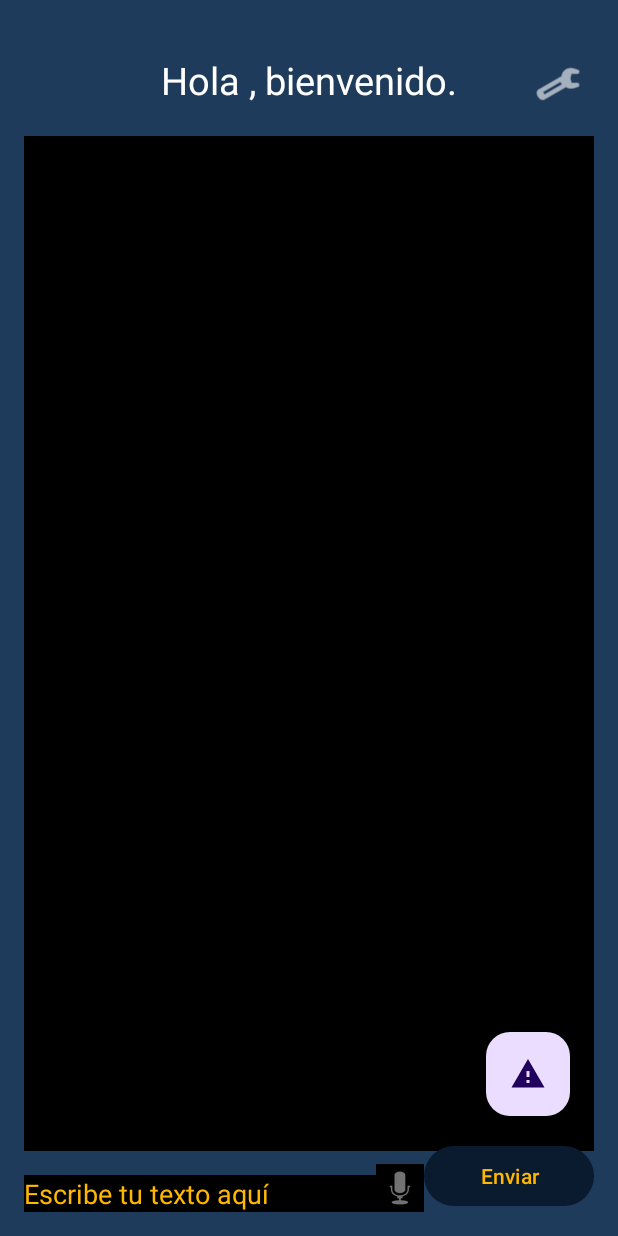
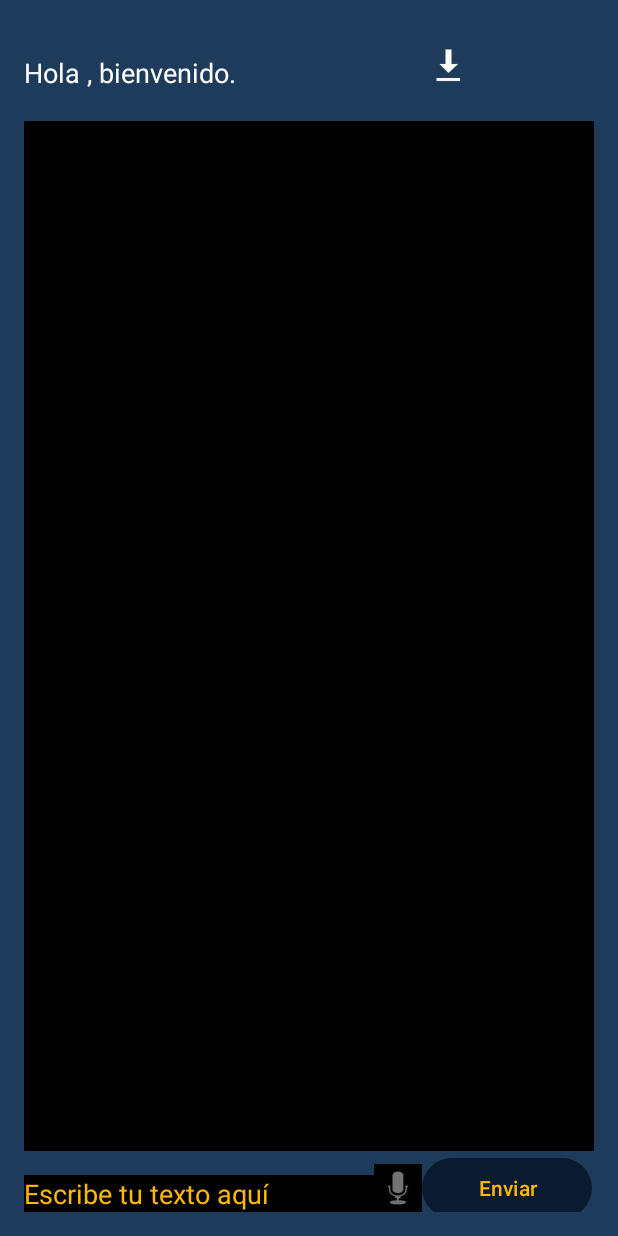
Before and after one commit to ProyectoAzamarCool/Proyecto, an Android app: the HomeActivity screen opened directly, with no data from a screen before it, on a phone screen of 412 x 824 dp. Run offline under Robolectric (Android 15) with nearby library versions, the phone set to English and light mode, and no system bars; our stand-ins replace Firebase (no records; nobody signed in at launch, a user with empty details on screens opened directly); libraries missing offline, so code that uses them is left out: com.google.ai.client.

Commit message:
ft(HomeActivity.kt):Se implementa la fileStream para descargar la conversación.

```diff
--- a/app/src/main/res/layout/activity_home.xml
+++ b/app/src/main/res/layout/activity_home.xml
@@ -1,6 +1,5 @@
 <?xml version="1.0" encoding="utf-8"?>
 <RelativeLayout xmlns:android="http://schemas.android.com/apk/res/android"
-    xmlns:app="http://schemas.android.com/apk/res-auto"
     xmlns:tools="http://schemas.android.com/tools"
     android:layout_width="match_parent"
     android:layout_height="match_parent"
@@ -8,33 +7,65 @@
     tools:context=".HomeActivity"
     android:background="@color/azul_medio">
 
-
     <TextView
         android:id="@+id/welcomeText"
         android:layout_width="wrap_content"
         android:layout_height="wrap_content"
-        android:layout_alignParentTop="true"
-        android:layout_centerHorizontal="true"
+        android:layout_alignParentStart="true"
         android:layout_marginTop="20dp"
-        android:textSize="25sp"
-        android:textColor="@color/white" />
+        android:textSize="18sp"
+        android:textColor="@color/white"
+        tools:text="Hola usuario, bienvenido." />
 
     <ImageButton
-        android:id="@+id/settings_button"
-        android:layout_width="48dp"
-        android:layout_height="48dp"
-        android:layout_alignParentTop="true"
+        android:id="@+id/download_button"
+        android:layout_width="wrap_content"
+        android:layout_height="wrap_content"
         android:layout_alignParentEnd="true"
-        android:layout_marginTop="16dp"
+        android:layout_marginTop="15dp"
+        android:layout_marginEnd="85dp"
         android:background="?attr/selectableItemBackgroundBorderless"
-        android:contentDescription="@string/configuracion"
-        android:src="@android:drawable/ic_menu_manage"
-        app:tint="@color/white" />
+        android:contentDescription="Descargar conversación"
+        android:src="@android:drawable/stat_sys_download"
+        android:tint="@color/white" />
+
+    <Button
+        android:id="@+id/send_button"
+        android:layout_width="113dp"
+        android:layout_height="wrap_content"
+        android:layout_alignParentEnd="true"
+        android:layout_alignParentBottom="true"
+        android:layout_marginEnd="1dp"
+        android:layout_marginBottom="-8dp"
+        android:text="Enviar"
+        android:textColor="@color/ambar" />
+
+    <ImageButton
+        android:id="@+id/voice_button"
+        android:layout_width="wrap_content"
+        android:layout_height="wrap_content"
+        android:layout_alignParentBottom="true"
+        android:layout_toStartOf="@+id/send_button"
+        android:src="@android:drawable/ic_btn_speak_now"
+        android:background="@color/black"
+        android:contentDescription="Entrada por voz" />
+
+    <EditText
+        android:id="@+id/prompt_input"
+        android:layout_width="match_parent"
+        android:layout_height="wrap_content"
+        android:layout_alignParentStart="true"
+        android:layout_alignParentBottom="true"
+        android:layout_toStartOf="@id/voice_button"
+        android:background="@color/black"
+        android:hint="Escribe tu texto aquí"
+        android:textColorHint="@color/ambar"
+        android:textColor="@color/ambar"/>
 
     <ScrollView
         android:layout_width="match_parent"
         android:layout_height="match_parent"
-        android:layout_above="@+id/prompt_input"
+        android:layout_above="@id/prompt_input"
         android:layout_below="@id/welcomeText"
         android:layout_marginTop="20dp"
         android:layout_marginBottom="16dp"
@@ -52,44 +83,4 @@
 
     </ScrollView>
 
-    <EditText
-        android:id="@+id/prompt_input"
-        android:layout_width="match_parent"
-        android:layout_height="wrap_content"
-        android:layout_alignParentBottom="true"
-        android:layout_toStartOf="@+id/voice_button"
-        android:background="@color/black"
-        android:hint="@string/escribe_tu_texto_aqu"
-        android:textColorHint="@color/ambar"
-        android:textColor="@color/ambar"/>
-
-    <ImageButton
-        android:id="@+id/voice_button"
-        android:layout_width="wrap_content"
-        android:layout_height="wrap_content"
-        android:layout_alignParentBottom="true"
-        android:layout_toStartOf="@+id/send_button"
-        android:src="@android:drawable/ic_btn_speak_now"
-        android:background="@color/black"
-        android:contentDescription="@string/entrada_por_voz" />
-
-    <Button
-        android:id="@+id/send_button"
-        android:layout_width="113dp"
-        android:layout_height="wrap_content"
-        android:layout_alignParentEnd="true"
-        android:layout_alignParentBottom="true"
-        android:text="@string/enviar"
-        android:textColor="@color/ambar" />
-    <com.google.android.material.floatingactionbutton.FloatingActionButton
-        android:id="@+id/fab_abogados"
-        android:layout_width="wrap_content"
-        android:layout_height="wrap_content"
-        android:layout_alignParentEnd="true"
-        android:layout_above="@id/send_button"
-        android:layout_marginEnd="16dp"
-        android:layout_marginBottom="16dp"
-        android:src="@drawable/ic_warning"
-        android:contentDescription="Ayuda Externa" />
-
 </RelativeLayout>
```
Also changed, not shown: app/src/main/java/com/example/azamar/HomeActivity.kt (+38 -7 lines).
